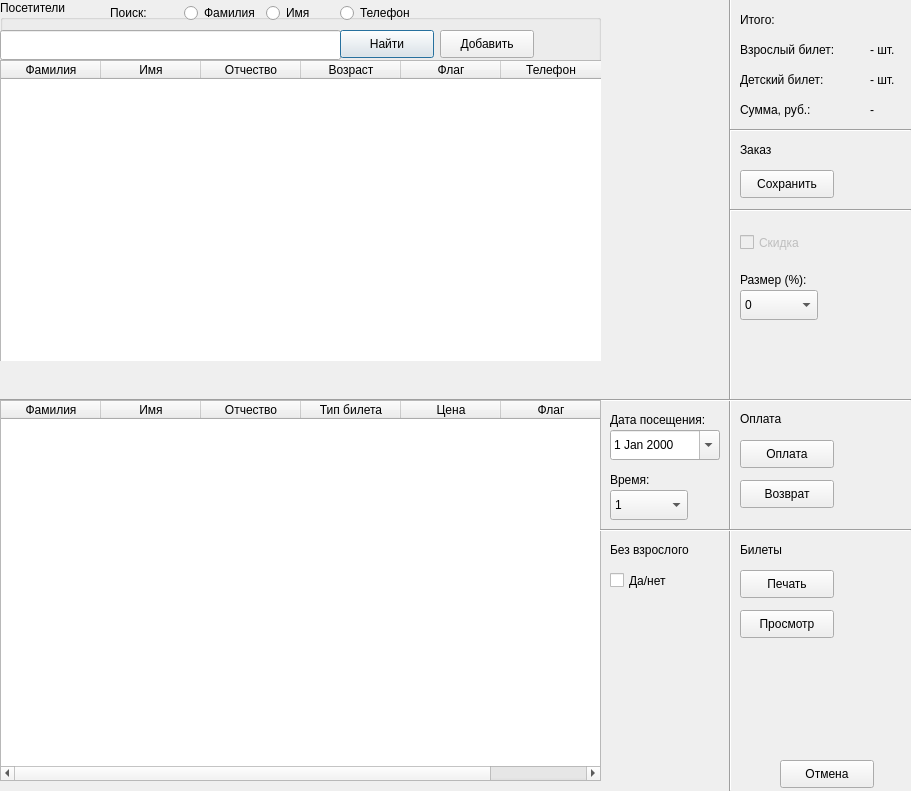
Above: forms/sale_3.ui from MarcusStill/PyMASL before the change. Below: the same form after it.
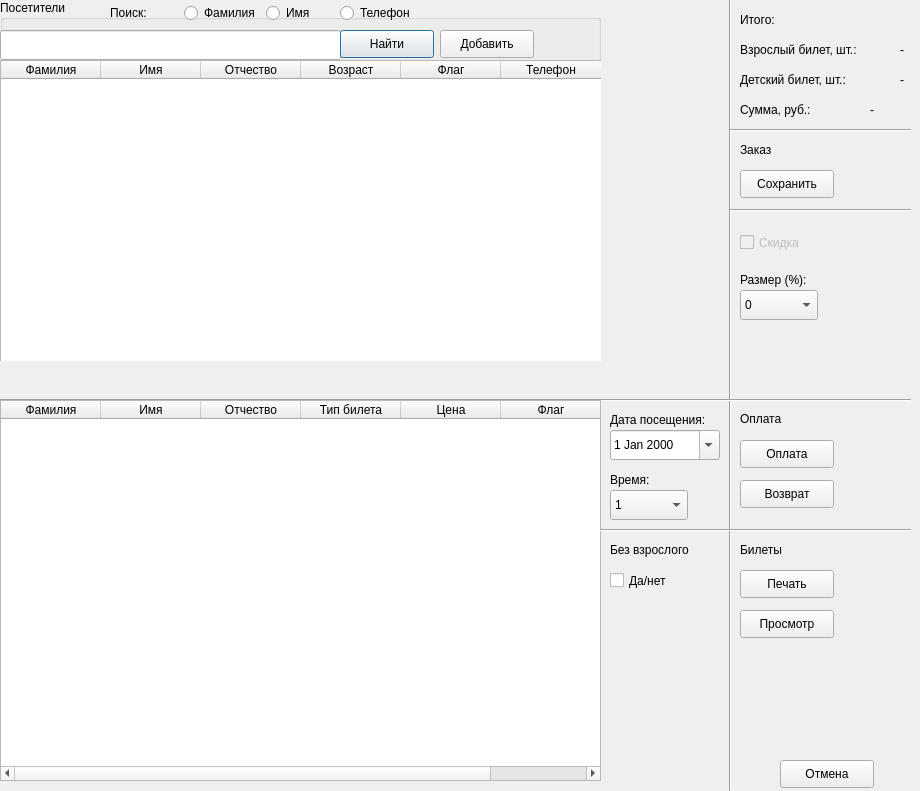
That is the form after the change.

Commit message: - added new function for sale: check_open_2 - fix Sale form

The edit to the form file:
```diff
--- a/forms/sale_3.ui
+++ b/forms/sale_3.ui
@@ -6,7 +6,7 @@
    <rect>
     <x>0</x>
     <y>0</y>
-    <width>911</width>
+    <width>920</width>
     <height>791</height>
    </rect>
   </property>
@@ -268,25 +268,25 @@
     <rect>
      <x>740</x>
      <y>40</y>
-     <width>121</width>
+     <width>151</width>
      <height>20</height>
     </rect>
    </property>
    <property name="text">
-    <string>Взрослый билет:</string>
+    <string>Взрослый билет, шт.:</string>
    </property>
   </widget>
   <widget class="QLabel" name="label_5">
    <property name="geometry">
     <rect>
-     <x>870</x>
+     <x>900</x>
      <y>40</y>
-     <width>31</width>
+     <width>21</width>
      <height>20</height>
     </rect>
    </property>
    <property name="text">
-    <string>- шт.</string>
+    <string>-</string>
    </property>
   </widget>
   <widget class="QLabel" name="label_6">
@@ -294,25 +294,25 @@
     <rect>
      <x>740</x>
      <y>70</y>
-     <width>121</width>
+     <width>141</width>
      <height>20</height>
     </rect>
    </property>
    <property name="text">
-    <string>Детский билет:</string>
+    <string>Детский билет, шт.:</string>
    </property>
   </widget>
   <widget class="QLabel" name="label_7">
    <property name="geometry">
     <rect>
-     <x>870</x>
+     <x>900</x>
      <y>70</y>
-     <width>31</width>
+     <width>21</width>
      <height>20</height>
     </rect>
    </property>
    <property name="text">
-    <string>- шт.</string>
+    <string>-</string>
    </property>
   </widget>
   <widget class="QLabel" name="label_8">
```
The commit also changes 3 other files.
